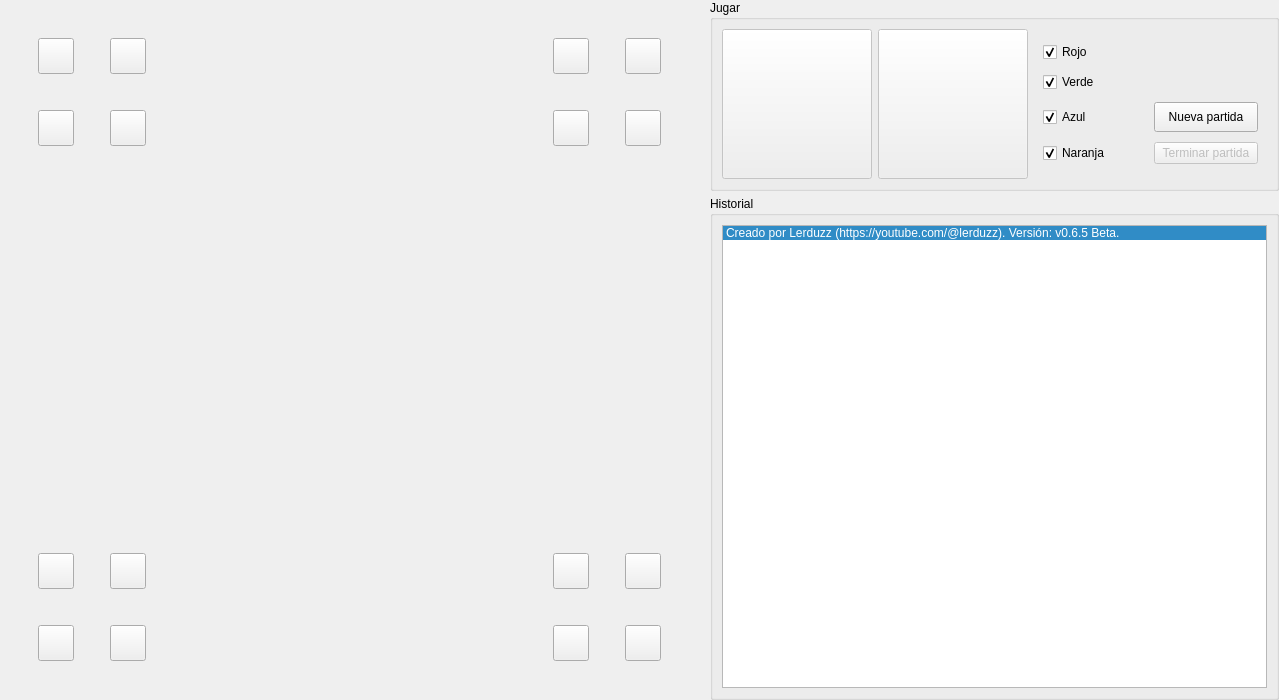
Lerduzz/Lerchis, file parchis.ui: the form before one commit.
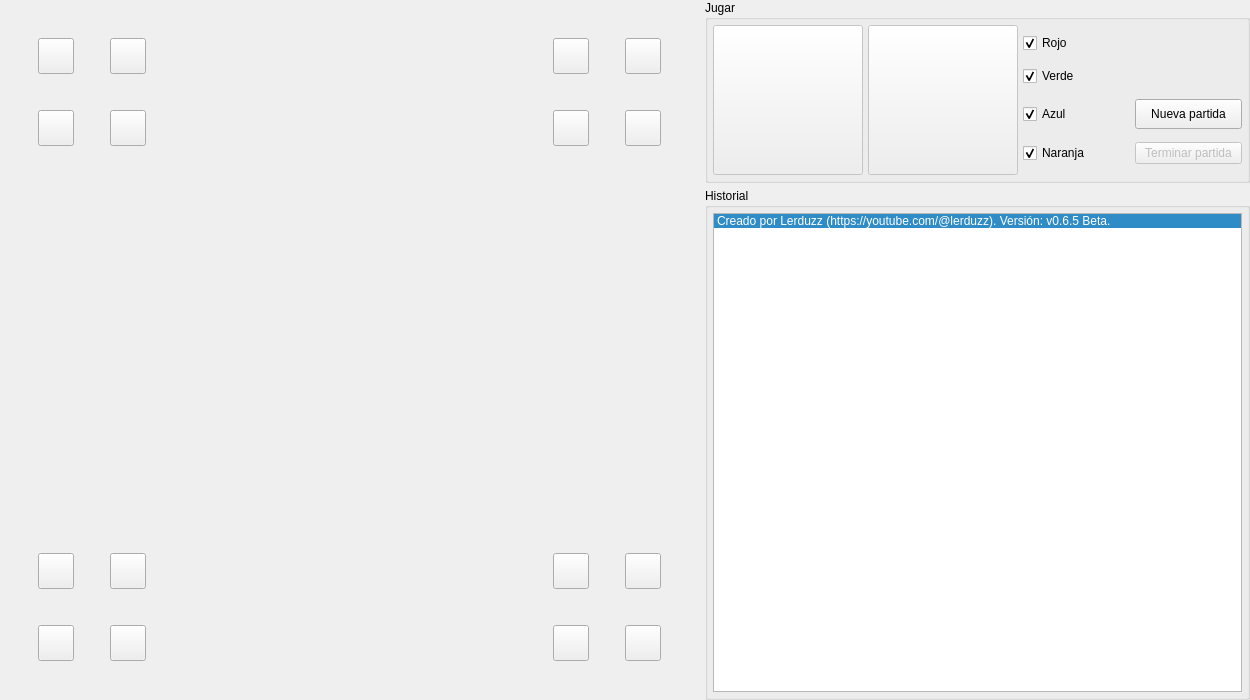
The form after the commit. Icons and pictures are not drawn.

Commit message: Mejoras esteticas.

Patch:
```diff
--- a/parchis.ui
+++ b/parchis.ui
@@ -6,10 +6,16 @@
    <rect>
     <x>0</x>
     <y>0</y>
-    <width>1279</width>
+    <width>1250</width>
     <height>700</height>
    </rect>
   </property>
+  <property name="minimumSize">
+   <size>
+    <width>1250</width>
+    <height>700</height>
+   </size>
+  </property>
   <property name="windowTitle">
    <string>Juego de Parchis | Creado con Python y PyQt | v0.6.5 Beta</string>
   </property>
@@ -20,7 +26,7 @@
   <widget class="QWidget" name="cajaPrincipal">
    <layout class="QHBoxLayout" name="layoutPrincipal">
     <property name="spacing">
-     <number>10</number>
+     <number>5</number>
     </property>
     <property name="leftMargin">
      <number>0</number>
@@ -425,6 +431,21 @@
           <string>Jugar</string>
          </property>
          <layout class="QGridLayout" name="layoutJugar">
+          <property name="leftMargin">
+           <number>5</number>
+          </property>
+          <property name="topMargin">
+           <number>5</number>
+          </property>
+          <property name="rightMargin">
+           <number>5</number>
+          </property>
+          <property name="bottomMargin">
+           <number>5</number>
+          </property>
+          <property name="spacing">
+           <number>5</number>
+          </property>
           <item row="0" column="0">
            <widget class="QToolButton" name="dado1">
             <property name="enabled">
@@ -476,8 +497,23 @@
            </widget>
           </item>
           <item row="0" column="2">
-           <widget class="QWidget" name="cajaBonus" native="true">
-            <layout class="QGridLayout" name="gridLayout_3">
+           <widget class="QWidget" name="cajaPartida" native="true">
+            <layout class="QGridLayout" name="layoutPartida">
+             <property name="leftMargin">
+              <number>0</number>
+             </property>
+             <property name="topMargin">
+              <number>0</number>
+             </property>
+             <property name="rightMargin">
+              <number>0</number>
+             </property>
+             <property name="bottomMargin">
+              <number>0</number>
+             </property>
+             <property name="spacing">
+              <number>5</number>
+             </property>
              <item row="0" column="0">
               <widget class="QCheckBox" name="checkPlayer0">
                <property name="text">
@@ -568,7 +604,22 @@
          <property name="title">
           <string>Historial</string>
          </property>
-         <layout class="QGridLayout" name="gridLayout">
+         <layout class="QGridLayout" name="layoutHistorial">
+          <property name="leftMargin">
+           <number>5</number>
+          </property>
+          <property name="topMargin">
+           <number>5</number>
+          </property>
+          <property name="rightMargin">
+           <number>5</number>
+          </property>
+          <property name="bottomMargin">
+           <number>5</number>
+          </property>
+          <property name="spacing">
+           <number>5</number>
+          </property>
           <item row="0" column="0">
            <widget class="QListWidget" name="listHistorial">
             <property name="currentRow">
```
The commit also changes 1 other file.
